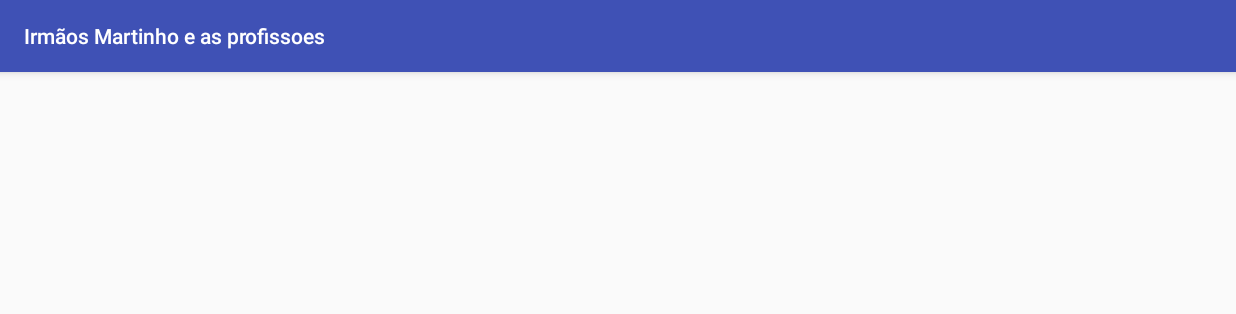
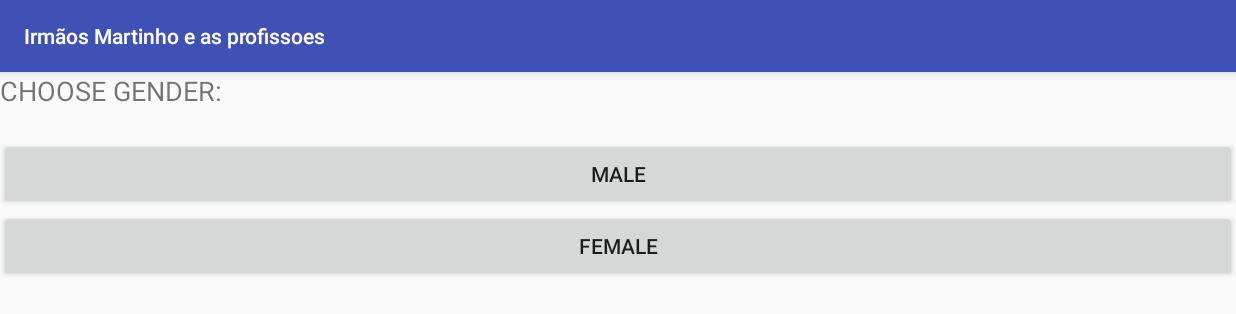
Before and after one commit to TheSevenDev/CM---Projecto, an Android app: the ChooseGender screen opened directly, with no data from a screen before it, on a phone screen of 824 x 412 dp (held sideways). Shown: the top 314 px of the screen. Run offline under Robolectric (Android 15) with nearby library versions, the phone set to English and light mode, and no system bars.

Commit message:
2 buttons on choose gender to test data save

```diff
--- a/app/src/main/res/layout/activity_chooseGender.xml
+++ b/app/src/main/res/layout/activity_chooseGender.xml
@@ -3,4 +3,23 @@
     android:orientation="vertical" android:layout_width="match_parent"
     android:layout_height="match_parent">
 
+    <TextView
+        android:layout_width="match_parent"
+        android:layout_height="44dp"
+        android:text="CHOOSE GENDER:"
+        android:textSize="18sp" />
+
+    <Button
+        android:id="@+id/btnMale"
+        android:layout_width="match_parent"
+        android:layout_height="wrap_content"
+        android:text="Male"
+        android:onClick="chooseMale"/>
+
+    <Button
+        android:id="@+id/btnFemale"
+        android:layout_width="match_parent"
+        android:layout_height="wrap_content"
+        android:text="Female"
+        android:onClick="chooseFemale"/>
 </LinearLayout>
```
Also changed, not shown: app/src/main/java/com/example/pc/irmaosmartinhoeasprofissoes/ChooseGender.java (+19 -0 lines).
